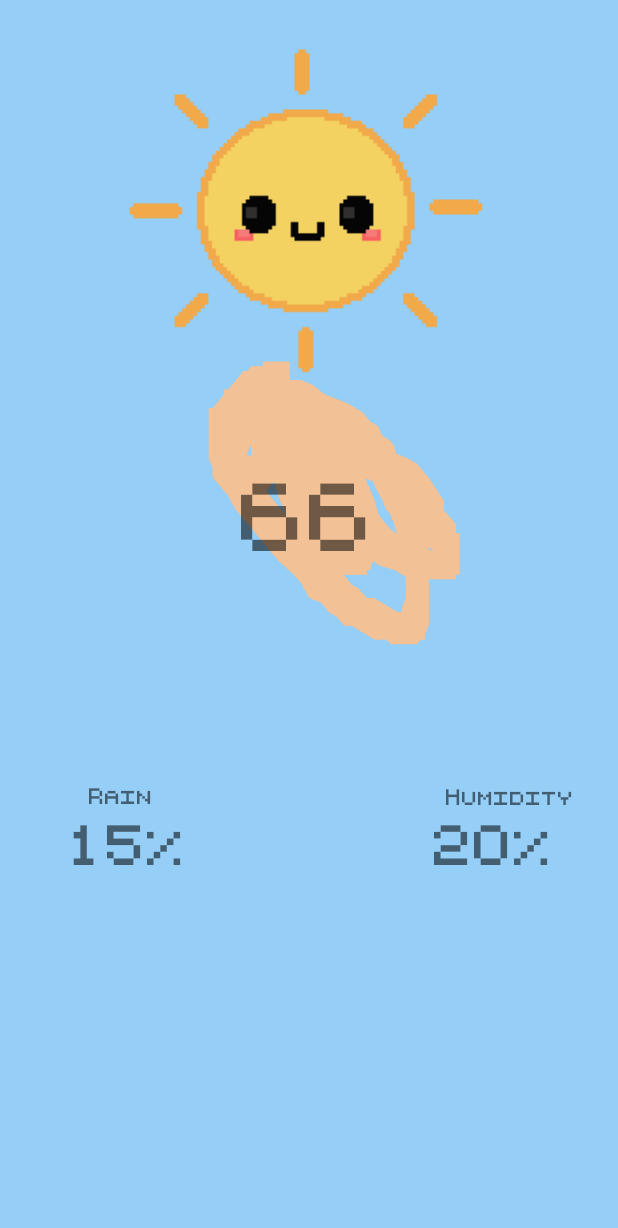
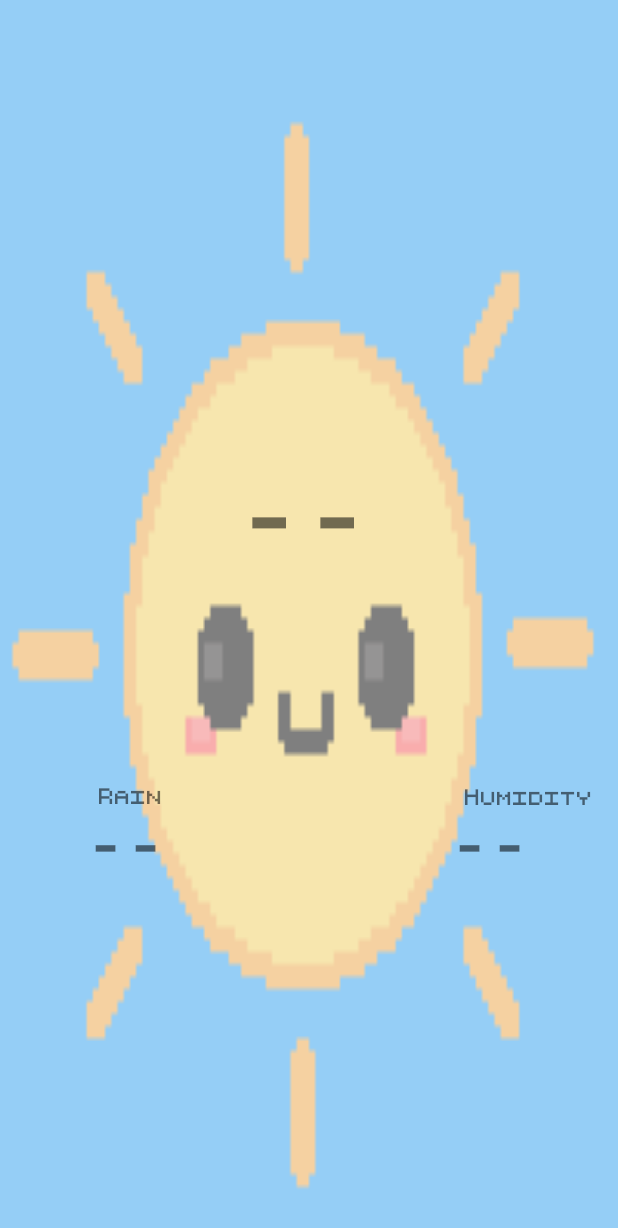
Before and after one commit to SmugBirdStudios/WeatherBits, an Android app: the screen it shows after launch (MainActivity), on a phone screen of 412 x 824 dp. Shown: the top 1228 px of the screen. Run offline under Robolectric (Android 15) with nearby library versions, the phone set to English and light mode, and no system bars; our stand-ins replace ButterKnife.

Commit message:
Connect UI

```diff
--- a/app/src/main/AndroidManifest.xml
+++ b/app/src/main/AndroidManifest.xml
@@ -4,6 +4,8 @@
 
     <uses-permission android:name="android.permission.INTERNET"/>
     <uses-permission android:name="android.permission.ACCESS_NETWORK_STATE"/>
+    <uses-permission android:name="android.permission.ACCESS_COARSE_LOCATION"/>
+    <uses-permission android:name="android.permission.ACCESS_FINE_LOCATION"/>
 
     <application
         android:allowBackup="true"
--- a/app/src/main/res/layout/activity_main.xml
+++ b/app/src/main/res/layout/activity_main.xml
@@ -18,6 +18,7 @@
         android:layout_alignParentTop="true"
         android:layout_centerHorizontal="true"
         android:background="@drawable/test"
+        app:srcCompat="@drawable/clear_day"
         tools:ignore="ContentDescription,MissingConstraints"
         tools:layout_editor_absoluteX="340dp"
         tools:layout_editor_absoluteY="8dp"/>
@@ -26,71 +27,70 @@
         android:id="@+id/weatherIcon"
         android:layout_width="250dp"
         android:layout_height="250dp"
+        android:layout_marginEnd="8dp"
         android:layout_marginLeft="8dp"
         android:layout_marginRight="8dp"
+        android:layout_marginStart="8dp"
         android:layout_marginTop="8dp"
-        android:background="@drawable/clear_day"
         app:layout_constraintLeft_toLeftOf="parent"
         app:layout_constraintRight_toRightOf="parent"
-        app:layout_constraintTop_toTopOf="parent"
-        android:layout_marginStart="8dp"
-        android:layout_marginEnd="8dp"/>
+        app:layout_constraintTop_toTopOf="parent"/>
 
     <TextView
         android:id="@+id/degrees"
         android:layout_width="wrap_content"
         android:layout_height="wrap_content"
         android:layout_marginBottom="8dp"
+        android:layout_marginEnd="8dp"
         android:layout_marginLeft="8dp"
         android:layout_marginRight="8dp"
+        android:layout_marginStart="8dp"
         android:layout_marginTop="8dp"
-        android:text="66"
+        android:text="--"
         android:textSize="60sp"
         app:layout_constraintBottom_toBottomOf="parent"
         app:layout_constraintLeft_toLeftOf="parent"
         app:layout_constraintRight_toRightOf="parent"
         app:layout_constraintTop_toBottomOf="@+id/weatherIcon"
-        app:layout_constraintVertical_bias="0.114"
-        android:layout_marginStart="8dp"
-        android:layout_marginEnd="8dp"/>
+        app:layout_constraintVertical_bias="0.114"/>
 
     <TextView
         android:id="@+id/precipChance"
         android:layout_width="wrap_content"
         android:layout_height="wrap_content"
         android:layout_marginBottom="8dp"
+        android:layout_marginEnd="8dp"
         android:layout_marginLeft="8dp"
         android:layout_marginRight="8dp"
+        android:layout_marginStart="8dp"
         android:layout_marginTop="8dp"
-        android:text="15%"
+        android:text="--"
         android:textSize="35sp"
         app:layout_constraintBottom_toBottomOf="parent"
         app:layout_constraintHorizontal_bias="0.564"
         app:layout_constraintLeft_toLeftOf="parent"
         app:layout_constraintRight_toLeftOf="@+id/degrees"
         app:layout_constraintTop_toBottomOf="@+id/weatherIcon"
-        app:layout_constraintVertical_bias="0.553"
-        android:layout_marginStart="8dp"
-        android:layout_marginEnd="8dp"/>
+        app:layout_constraintVertical_bias="0.553"/>
 
     <TextView
         android:id="@+id/humidity"
         android:layout_width="wrap_content"
         android:layout_height="wrap_content"
         android:layout_marginBottom="8dp"
+        android:layout_marginEnd="8dp"
         android:layout_marginLeft="8dp"
         android:layout_marginRight="8dp"
+        android:layout_marginStart="8dp"
         android:layout_marginTop="8dp"
-        android:text="20%"
+        android:text="--"
         android:textSize="35sp"
         app:layout_constraintBottom_toBottomOf="parent"
         app:layout_constraintHorizontal_bias="0.467"
         app:layout_constraintLeft_toRightOf="@+id/degrees"
         app:layout_constraintRight_toRightOf="parent"
         app:layout_constraintTop_toBottomOf="@+id/weatherIcon"
-        app:layout_constraintVertical_bias="0.553"
-        android:layout_marginStart="8dp"
-        android:layout_marginEnd="8dp"/>
+        app:layout_constraintVertical_bias="0.553"/>
 
     <TextView
         android:id="@+id/precipText"
```
Also changed, not shown: app/src/main/java/com/example/tayler/weatherbits/CurrentWeather.java (+5 -4 lines), app/src/main/java/com/example/tayler/weatherbits/MainActivity.java (+27 -4 lines).
